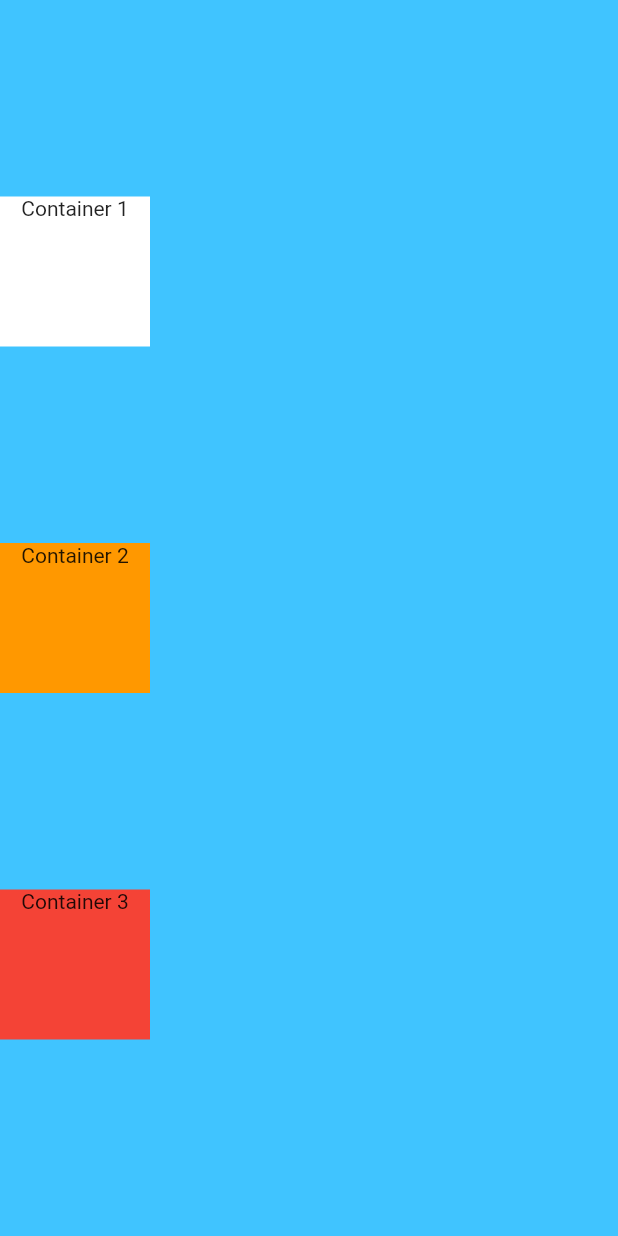
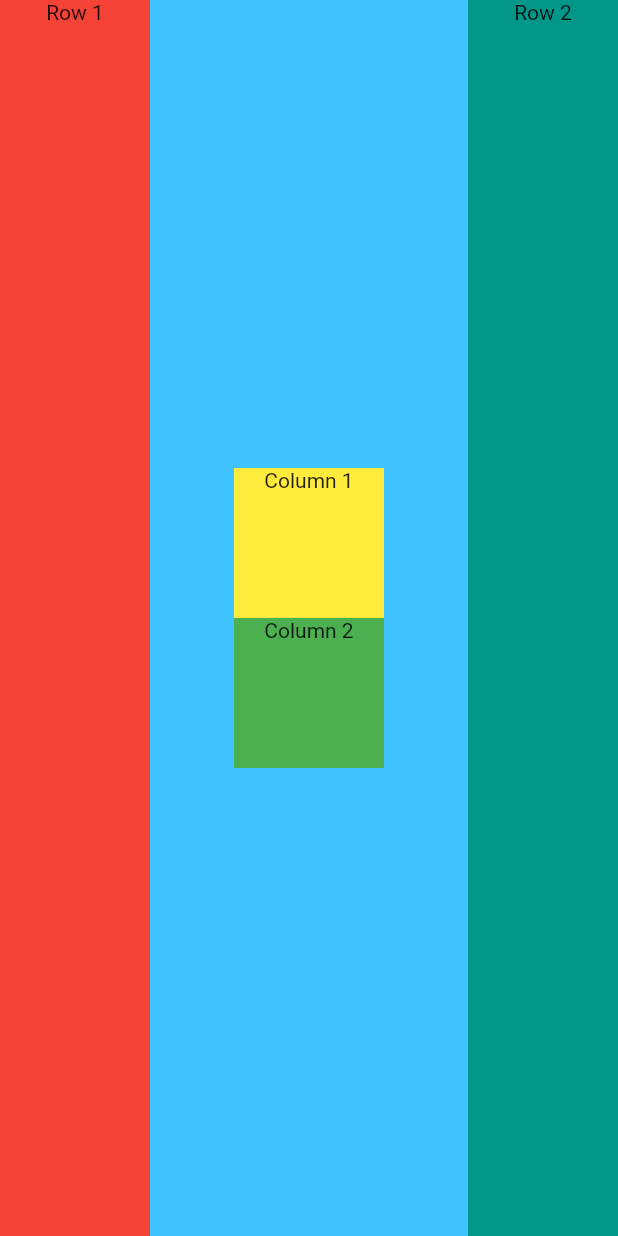
Before and after one commit to Akidevge/Micard, a Flutter app: the screen it shows after launch, on a phone screen of 412 x 824 dp. Run offline on Flutter 3.47's test engine with Material 2 defaults, Android fonts, the phone set to English and light mode, and no system bars.

Commit message:
Added Challenge for layout

```diff
--- a/lib/main.dart
+++ b/lib/main.dart
@@ -14,35 +14,51 @@ class Myapp extends StatelessWidget {
       home: Scaffold(
         backgroundColor: Colors.lightBlueAccent,
         body: SafeArea(
-            child: Column(
-          mainAxisAlignment: MainAxisAlignment.spaceEvenly,
+          child: Row(
+            crossAxisAlignment: CrossAxisAlignment.stretch,
+            mainAxisAlignment: MainAxisAlignment.spaceBetween,
             children: [
               Container(
-                height: 100,
-                width: 100,
-                color: Colors.white,
+                  width: 100.0,
+                  color: Colors.red,
                   child: const Text(
-                  'Container 1',
+                    'Row 1',
+                    textAlign: TextAlign.center,
+                  )),
+              Column(
+                mainAxisAlignment: MainAxisAlignment.center,
+                children: [
+                  Container(
+                      width: 100.0,
+                      height: 100.0,
+                      color: Colors.yellow,
+                      child: const Text(
+                        'Column 1',
                         textAlign: TextAlign.center,
                       )),
                   Container(
-                height: 100,
-                width: 100,
-                color: Colors.orange,
+                      width: 100.0,
+                      height: 100.0,
+                      color: Colors.green,
                       child: const Text(
-                  'Container 2',
-                  textAlign: TextAlign.center,
-                )),
-            Container(
-                height: 100,
-                width: 100,
-                color: Colors.red,
-                child: const Text(
-                  'Container 3',
+                        'Column 2',
                         textAlign: TextAlign.center,
                       )),
                 ],
+              ),
+              // const SizedBox(
+              //   width: 192.7,
+              // ),
+              Container(
+                  width: 100.0,
+                  color: Colors.teal,
+                  child: const Text(
+                    'Row 2',
+                    textAlign: TextAlign.center,
                   )),
+            ],
+          ),
+        ),
       ),
     );
   }
```
Also changed, not shown: Layout-Challenge-Specs.png (added). Lines whose indentation alone changed are shown as unchanged.
